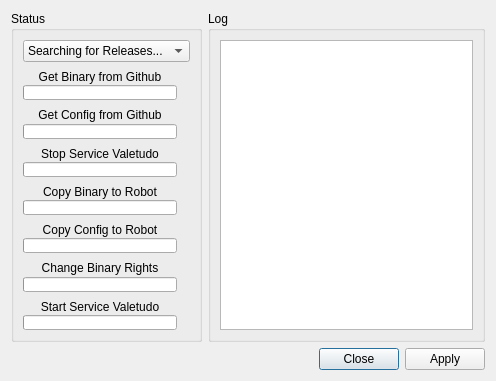
Old version of the form res/ui/installer.ui in the repository LazyT/rrcc.
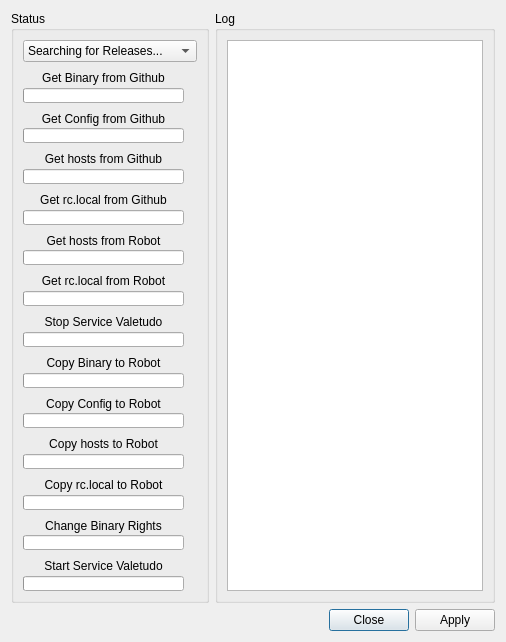
New version of the form. Icons and pictures are not drawn.

Diff of the .ui file:
```diff
--- a/res/ui/installer.ui
+++ b/res/ui/installer.ui
@@ -6,8 +6,8 @@
    <rect>
     <x>0</x>
     <y>0</y>
-    <width>496</width>
-    <height>381</height>
+    <width>506</width>
+    <height>642</height>
    </rect>
   </property>
   <property name="windowTitle">
@@ -40,7 +40,126 @@
         </item>
         <item>
          <layout class="QGridLayout" name="gridLayout">
-          <item row="4" column="0">
+          <item row="10" column="1">
+           <widget class="QLabel" name="label_copy_rclocal">
+            <property name="text">
+             <string/>
+            </property>
+            <property name="pixmap">
+             <pixmap resource="../rrcc.qrc">:/png/png/question.png</pixmap>
+            </property>
+           </widget>
+          </item>
+          <item row="2" column="0">
+           <layout class="QVBoxLayout" name="verticalLayout_10">
+            <property name="spacing">
+             <number>0</number>
+            </property>
+            <item>
+             <widget class="QLabel" name="label">
+              <property name="text">
+               <string>Get hosts from Github</string>
+              </property>
+              <property name="alignment">
+               <set>Qt::AlignCenter</set>
+              </property>
+             </widget>
+            </item>
+            <item>
+             <widget class="QProgressBar" name="progressBar_download_hosts_github">
+              <property name="maximumSize">
+               <size>
+                <width>16777215</width>
+                <height>15</height>
+               </size>
+              </property>
+              <property name="value">
+               <number>0</number>
+              </property>
+              <property name="format">
+               <string/>
+              </property>
+             </widget>
+            </item>
+           </layout>
+          </item>
+          <item row="3" column="0">
+           <layout class="QVBoxLayout" name="verticalLayout_11">
+            <property name="spacing">
+             <number>0</number>
+            </property>
+            <item>
+             <widget class="QLabel" name="label_8">
+              <property name="text">
+               <string>Get rc.local from Github</string>
+              </property>
+              <property name="alignment">
+               <set>Qt::AlignCenter</set>
+              </property>
+             </widget>
+            </item>
+            <item>
+             <widget class="QProgressBar" name="progressBar_download_rclocal_github">
+              <property name="maximumSize">
+               <size>
+                <width>16777215</width>
+                <height>15</height>
+               </size>
+              </property>
+              <property name="value">
+               <number>0</number>
+              </property>
+              <property name="format">
+               <string/>
+              </property>
+             </widget>
+            </item>
+           </layout>
+          </item>
+          <item row="2" column="1">
+           <widget class="QLabel" name="label_download_hosts_github">
+            <property name="text">
+             <string/>
+            </property>
+            <property name="pixmap">
+             <pixmap resource="../rrcc.qrc">:/png/png/question.png</pixmap>
+            </property>
+           </widget>
+          </item>
+          <item row="9" column="0">
+           <layout class="QVBoxLayout" name="verticalLayout_12">
+            <property name="spacing">
+             <number>0</number>
+            </property>
+            <item>
+             <widget class="QLabel" name="label_9">
+              <property name="text">
+               <string>Copy hosts to Robot</string>
+              </property>
+              <property name="alignment">
+               <set>Qt::AlignCenter</set>
+              </property>
+             </widget>
+            </item>
+            <item>
+             <widget class="QProgressBar" name="progressBar_copy_hosts">
+              <property name="maximumSize">
+               <size>
+                <width>16777215</width>
+                <height>15</height>
+               </size>
+              </property>
+              <property name="value">
+               <number>0</number>
+              </property>
+              <property name="textVisible">
+               <bool>false</bool>
+              </property>
+             </widget>
+            </item>
+           </layout>
+          </item>
+          <item row="8" column="0">
            <layout class="QVBoxLayout" name="verticalLayout_6">
             <property name="spacing">
              <number>0</number>
@@ -99,9 +218,6 @@
               <property name="value">
                <number>0</number>
               </property>
-              <property name="textVisible">
-               <bool>true</bool>
-              </property>
               <property name="format">
                <string/>
               </property>
@@ -109,7 +225,7 @@
             </item>
            </layout>
           </item>
-          <item row="4" column="1">
+          <item row="8" column="1">
            <widget class="QLabel" name="label_copy_cfg">
             <property name="text">
              <string/>
@@ -129,7 +245,7 @@
             </property>
            </widget>
           </item>
-          <item row="5" column="1">
+          <item row="11" column="1">
            <widget class="QLabel" name="label_chmod_bin">
             <property name="text">
              <string/>
@@ -149,7 +265,7 @@
             </property>
            </widget>
           </item>
-          <item row="3" column="0">
+          <item row="7" column="0">
            <layout class="QVBoxLayout" name="verticalLayout_5">
             <property name="spacing">
              <number>0</number>
@@ -208,9 +324,6 @@
               <property name="value">
                <number>0</number>
               </property>
-              <property name="textVisible">
-               <bool>true</bool>
-              </property>
               <property name="format">
                <string/>
               </property>
@@ -218,7 +331,7 @@
             </item>
            </layout>
           </item>
-          <item row="6" column="0">
+          <item row="12" column="0">
            <layout class="QVBoxLayout" name="verticalLayout_8">
             <property name="spacing">
              <number>0</number>
@@ -251,7 +364,7 @@
             </item>
            </layout>
           </item>
-          <item row="6" column="1">
+          <item row="12" column="1">
            <widget class="QLabel" name="label_start_service">
             <property name="text">
              <string/>
@@ -261,7 +374,7 @@
             </property>
            </widget>
           </item>
-          <item row="5" column="0">
+          <item row="11" column="0">
            <layout class="QVBoxLayout" name="verticalLayout_7">
             <property name="spacing">
              <number>0</number>
@@ -294,7 +407,7 @@
             </item>
            </layout>
           </item>
-          <item row="3" column="1">
+          <item row="7" column="1">
            <widget class="QLabel" name="label_copy_bin">
             <property name="text">
              <string/>
@@ -304,7 +417,7 @@
             </property>
            </widget>
           </item>
-          <item row="2" column="1">
+          <item row="6" column="1">
            <widget class="QLabel" name="label_stop_service">
             <property name="text">
              <string/>
@@ -314,7 +427,7 @@
             </property>
            </widget>
           </item>
-          <item row="2" column="0">
+          <item row="6" column="0">
            <layout class="QVBoxLayout" name="verticalLayout_14">
             <property name="spacing">
              <number>0</number>
@@ -347,6 +460,145 @@
             </item>
            </layout>
           </item>
+          <item row="9" column="1">
+           <widget class="QLabel" name="label_copy_hosts">
+            <property name="text">
+             <string/>
+            </property>
+            <property name="pixmap">
+             <pixmap resource="../rrcc.qrc">:/png/png/question.png</pixmap>
+            </property>
+           </widget>
+          </item>
+          <item row="4" column="1">
+           <widget class="QLabel" name="label_download_hosts_robot">
+            <property name="text">
+             <string/>
+            </property>
+            <property name="pixmap">
+             <pixmap resource="../rrcc.qrc">:/png/png/question.png</pixmap>
+            </property>
+           </widget>
+          </item>
+          <item row="4" column="0">
+           <layout class="QVBoxLayout" name="verticalLayout_16">
+            <property name="spacing">
+             <number>0</number>
+            </property>
+            <item>
+             <widget class="QLabel" name="label_13">
+              <property name="text">
+               <string>Get hosts from Robot</string>
+              </property>
+              <property name="alignment">
+               <set>Qt::AlignCenter</set>
+              </property>
+             </widget>
+            </item>
+            <item>
+             <widget class="QProgressBar" name="progressBar_download_hosts_robot">
+              <property name="maximumSize">
+               <size>
+                <width>16777215</width>
+                <height>15</height>
+               </size>
+              </property>
+              <property name="value">
+               <number>0</number>
+              </property>
+              <property name="textVisible">
+               <bool>false</bool>
+              </property>
+             </widget>
+            </item>
+           </layout>
+          </item>
+          <item row="10" column="0">
+           <layout class="QVBoxLayout" name="verticalLayout_13">
+            <property name="spacing">
+             <number>0</number>
+            </property>
+            <item>
+             <widget class="QLabel" name="label_10">
+              <property name="text">
+               <string>Copy rc.local to Robot</string>
+              </property>
+              <property name="alignment">
+               <set>Qt::AlignCenter</set>
+              </property>
+             </widget>
+            </item>
+            <item>
+             <widget class="QProgressBar" name="progressBar_copy_rclocal">
+              <property name="maximumSize">
+               <size>
+                <width>16777215</width>
+                <height>15</height>
+               </size>
+              </property>
+              <property name="value">
+               <number>0</number>
+              </property>
+              <property name="textVisible">
+               <bool>false</bool>
+              </property>
+             </widget>
+            </item>
+           </layout>
+          </item>
+          <item row="3" column="1">
+           <widget class="QLabel" name="label_download_rcocal_github">
+            <property name="text">
+             <string/>
+            </property>
+            <property name="pixmap">
+             <pixmap resource="../rrcc.qrc">:/png/png/question.png</pixmap>
+            </property>
+           </widget>
+          </item>
+          <item row="5" column="0">
+           <layout class="QVBoxLayout" name="verticalLayout_17">
+            <property name="spacing">
+             <number>0</number>
+            </property>
+            <item>
+             <widget class="QLabel" name="label_15">
+              <property name="text">
+               <string>Get rc.local from Robot</string>
+              </property>
+              <property name="alignment">
+               <set>Qt::AlignCenter</set>
+              </property>
+             </widget>
+            </item>
+            <item>
+             <widget class="QProgressBar" name="progressBar_download_rclocal_robot">
+              <property name="maximumSize">
+               <size>
+                <width>16777215</width>
+                <height>15</height>
+               </size>
+              </property>
+              <property name="value">
+               <number>0</number>
+              </property>
+              <property name="textVisible">
+               <bool>false</bool>
+              </property>
+             </widget>
+            </item>
+           </layout>
+          </item>
+          <item row="5" column="1">
+           <widget class="QLabel" name="label_download_rclocal_robot">
+            <property name="text">
+             <string/>
+            </property>
+            <property name="pixmap">
+             <pixmap resource="../rrcc.qrc">:/png/png/question.png</pixmap>
+            </property>
+           </widget>
+          </item>
          </layout>
         </item>
        </layout>
```
